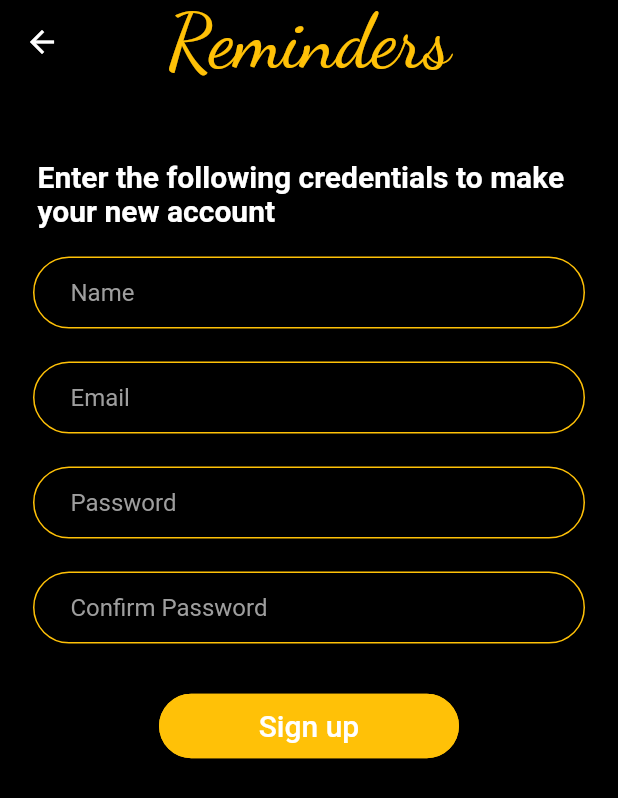
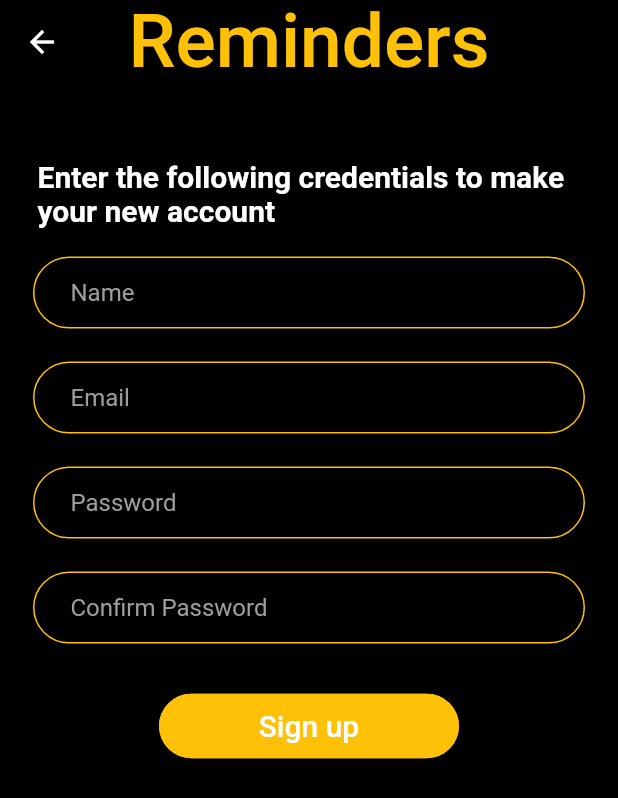
Before and after one commit to bx0709/reminder_app, a Flutter app: the screen it shows after launch, after a tap on "Sign up", on a phone screen of 412 x 824 dp. Shown: the top 798 px of the screen. Run offline on Flutter 3.47's test engine with Material 2 defaults, Android fonts, the phone set to English and light mode, and no system bars; our stand-ins replace cloud_firestore, firebase_auth, flutter_local_notifications, flutter_spinkit, google_sign_in, hexcolor; missing offline and left inert: flutter_facebook_login; accounts and stored records are empty; project files that could hold a hidden picture were left out.

```diff
--- a/lib/Functionality/auth.dart
+++ b/lib/Functionality/auth.dart
@@ -69,7 +69,7 @@ class AuthService {
 
   //register with email password
   void sign_up_email(String email, String password) {
-    _auth.createUserWithEmailAndPassword(email: email, password: password);
+    FirebaseAuth.instance.createUserWithEmailAndPassword(email: email, password: password);
   }
 
   //logout
--- a/lib/Pages/Home/Active_Reminders.dart
+++ b/lib/Pages/Home/Active_Reminders.dart
@@ -75,6 +75,9 @@ class _ActiveRemindersState extends State<ActiveReminders> {
               }
             },
             child: ListTile(
+              onTap: (remindersList[index]){
+
+            },
               title: Text(remindersList[index].title,
                   style: TextStyle(
                     fontSize: 20,
--- a/lib/Pages/Home/Reminders_Home.dart
+++ b/lib/Pages/Home/Reminders_Home.dart
@@ -51,7 +51,7 @@ class _ReminderAppState extends State<reminders_Home> {
             'Reminders',
             style: TextStyle(
               fontSize: 25,
-              fontFamily: 'Dancing Script',
+              //fontFamily: 'Bebas Neue',
               color: Colors.amber,
             ),
           ),
--- a/lib/Pages/login.dart
+++ b/lib/Pages/login.dart
@@ -67,7 +67,7 @@ class _login_pageState extends State<login_page> {
                     child: Text(
                       'Reminders',
                       style: TextStyle(
-                        fontFamily: 'Dancing Script',
+                        //fontFamily: 'Bebas Neue',
                         color: Colors.amber,
                         fontSize: 80,
                       ),
--- a/lib/Pages/sign_up.dart
+++ b/lib/Pages/sign_up.dart
@@ -32,7 +32,7 @@ class _Sign_UpState extends State<Sign_Up> {
             'Reminders',
             style: TextStyle(
               fontSize: 50,
-              fontFamily: 'Dancing Script',
+              //fontFamily: 'Bebas Neue',
               color: Colors.amber,
             ),
           ),
--- a/lib/main.dart
+++ b/lib/main.dart
@@ -12,12 +12,12 @@ import 'Pages/Wrapper.dart';
 import 'Pages/login.dart';
 import 'Pages/sign_up.dart';
 import 'Pages/edit_reminders.dart';
-//import 'package:flutter_local_notifications/flutter_local_notifications.dart';
+import 'package:flutter_local_notifications/flutter_local_notifications.dart';
 
-/*final FlutterLocalNotificationsPlugin flutterLocalNotificationsPlugin =
-    FlutterLocalNotificationsPlugin();*/
+final FlutterLocalNotificationsPlugin flutterLocalNotificationsPlugin =
+    FlutterLocalNotificationsPlugin();
 void main() async {
-  /*WidgetsFlutterBinding.ensureInitialized();
+  WidgetsFlutterBinding.ensureInitialized();
 
   var initializationSettingsAndroid =
       AndroidInitializationSettings('ic_launcher');
@@ -34,7 +34,7 @@ void main() async {
     if (payload != null) {
       debugPrint('notification payload: ' + payload);
     }
-  });*/
+  });
   runApp(Home());
 }
 
@@ -49,6 +49,7 @@ class Home extends StatelessWidget {
           '/sign_up': (context) => Sign_Up(),
           '/reminders_home': (context) => reminders_Home(),
           '/add_reminder': (context) => Add_Reminder(),
+          '/view_reminder': (context) => ,
           '/edit_reminder': (context) => Edit_Reminder(),
         },
       ),
--- a/pubspec.yaml
+++ b/pubspec.yaml
@@ -37,6 +37,7 @@ dependencies:
   hexcolor: ^1.0.4
   flutter_facebook_login:
   google_sign_in:
+  flutter_local_notifications:
 
 
 dev_dependencies:
```
Also changed, not shown: lib/Pages/Add_Reminder.dart (+4 -4 lines), pubspec.lock, 2 other files.
